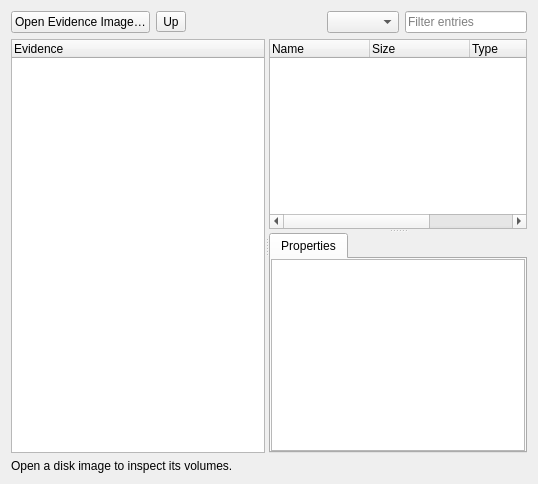
Qt form src/widgets/ForensicsWidget.ui (radareorg/iaito) before a commit.
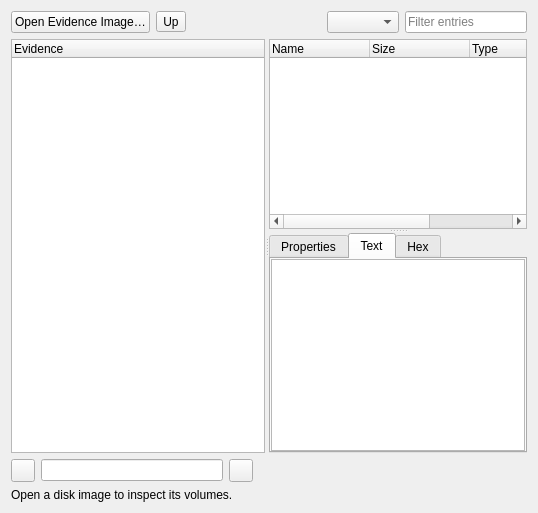
The same form after that commit. The open tabs and pages were chosen to show the change.

What changed in the file:
```diff
--- a/src/widgets/ForensicsWidget.ui
+++ b/src/widgets/ForensicsWidget.ui
@@ -67,10 +67,51 @@
         <attribute name="title"><string>Properties</string></attribute>
         <property name="readOnly"><bool>true</bool></property>
        </widget>
+       <widget class="QPlainTextEdit" name="fileText">
+        <attribute name="title"><string>Text</string></attribute>
+        <property name="readOnly"><bool>true</bool></property>
+        <property name="lineWrapMode"><enum>QPlainTextEdit::NoWrap</enum></property>
+       </widget>
+       <widget class="QPlainTextEdit" name="fileHex">
+        <attribute name="title"><string>Hex</string></attribute>
+        <property name="readOnly"><bool>true</bool></property>
+        <property name="lineWrapMode"><enum>QPlainTextEdit::NoWrap</enum></property>
+       </widget>
       </widget>
      </widget>
     </widget>
    </item>
+   <item>
+    <widget class="QWidget" name="filePaging" native="true">
+     <layout class="QHBoxLayout" name="filePagingLayout">
+      <property name="leftMargin"><number>0</number></property>
+      <property name="topMargin"><number>0</number></property>
+      <property name="rightMargin"><number>0</number></property>
+      <property name="bottomMargin"><number>0</number></property>
+      <item>
+       <widget class="QToolButton" name="previousPage">
+        <property name="toolTip"><string>Previous page</string></property>
+       </widget>
+      </item>
+      <item>
+       <widget class="QLineEdit" name="fileOffset">
+        <property name="accessibleName"><string>File offset</string></property>
+        <property name="maximumSize"><size><width>182</width><height>16777215</height></size></property>
+       </widget>
+      </item>
+      <item>
+       <widget class="QToolButton" name="nextPage">
+        <property name="toolTip"><string>Next page</string></property>
+       </widget>
+      </item>
+      <item>
+       <widget class="QLabel" name="filePageStatus">
+        <property name="textFormat"><enum>Qt::PlainText</enum></property>
+       </widget>
+      </item>
+     </layout>
+    </widget>
+   </item>
    <item>
     <widget class="QLabel" name="status">
      <property name="text"><string>Open a disk image to inspect its volumes.</string></property>
```
